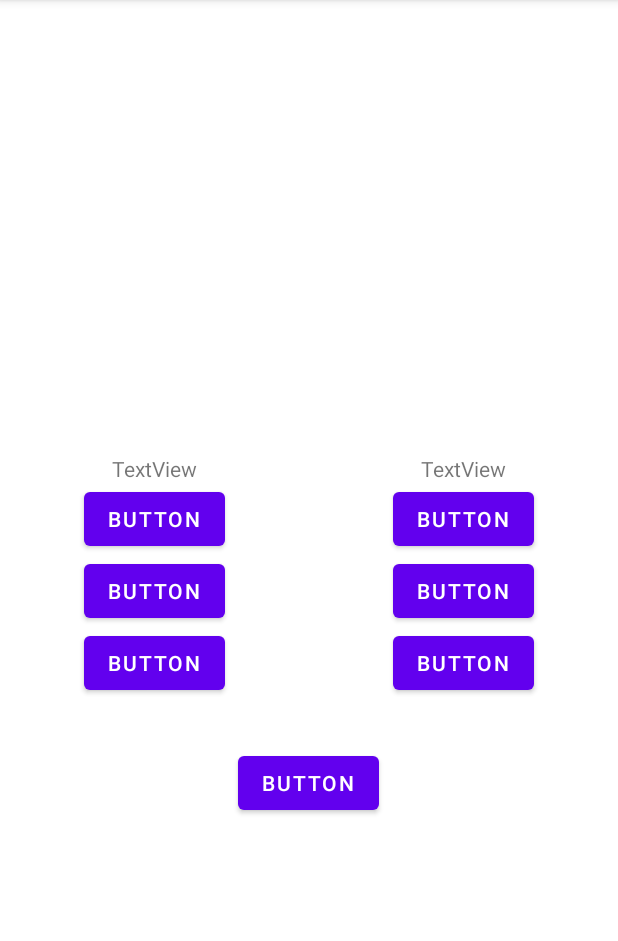
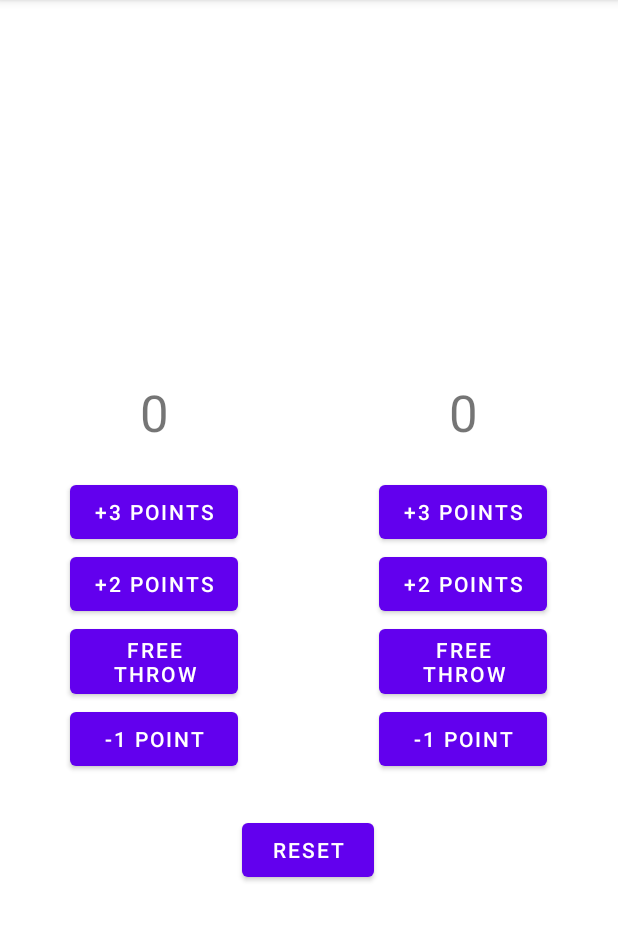
Before and after one commit to dacs30/Resource-Configuration, an Android app: the screen it shows after launch (MainActivity), on a phone screen of 412 x 824 dp, the part 84-1025 px from its top. Run offline under Robolectric (Android 15) with nearby library versions, the phone set to English and light mode, and no system bars.

```diff
--- a/app/build.gradle
+++ b/app/build.gradle
@@ -5,6 +5,10 @@ plugins {
 
 android {
     compileSdk 32
+
+    buildFeatures {
+        viewBinding = true
+    }
 
     defaultConfig {
         applicationId "com.example.resourceconfiguration"
--- a/app/src/main/java/com/example/resourceconfiguration/MainActivity.kt
+++ b/app/src/main/java/com/example/resourceconfiguration/MainActivity.kt
@@ -2,10 +2,97 @@ package com.example.resourceconfiguration
 
 import androidx.appcompat.app.AppCompatActivity
 import android.os.Bundle
+import android.widget.Button
+import android.widget.TextView
 
 class MainActivity : AppCompatActivity() {
+
+    private lateinit var scoreTeamOne: TextView
+    private lateinit var scoreTeamTwo: TextView
+
+    private lateinit var addThreePointsTeamOne: Button
+    private lateinit var addTwoPointsTeamOne: Button
+    private lateinit var addOnePointTeamOne: Button
+    private lateinit var removeOnePointTeamOne: Button
+
+    private lateinit var addThreePointsTeamTwo: Button
+    private lateinit var addTwoPointsTeamTwo: Button
+    private lateinit var addOnePointTeamTwo: Button
+    private lateinit var removeOnePointTeamTwo: Button
+
+    private lateinit var resetBoth: Button
+
     override fun onCreate(savedInstanceState: Bundle?) {
         super.onCreate(savedInstanceState)
         setContentView(R.layout.activity_main)
+
+        scoreTeamOne = findViewById(R.id.scoreTeamOne)
+        scoreTeamTwo = findViewById(R.id.scoreTeamTwo)
+
+        scoreTeamOne.setText("0")
+        scoreTeamTwo.setText("0")
+
+        addThreePointsTeamOne = findViewById(R.id.addThreePointsTeamOne)
+        addThreePointsTeamTwo = findViewById(R.id.addThreePointsTeamTwo)
+
+        addTwoPointsTeamOne = findViewById(R.id.addTwoPointsTeamOne)
+        addTwoPointsTeamTwo = findViewById(R.id.addTwoPointsTeamTwo)
+
+        addOnePointTeamOne = findViewById(R.id.addOnePointTeamOne)
+        addOnePointTeamTwo = findViewById(R.id.addOnePointTeamTwo)
+
+        removeOnePointTeamOne = findViewById(R.id.removeOnePointTeamOne)
+        removeOnePointTeamTwo = findViewById(R.id.removeOnePointTeamTwo)
+
+        resetBoth = findViewById(R.id.resetBoth)
+
+        addThreePointsTeamOne.setOnClickListener {
+            addPointsToTeam(scoreTeamOne, 3)
+        }
+
+        addTwoPointsTeamOne.setOnClickListener {
+            addPointsToTeam(scoreTeamOne, 2)
+        }
+
+        addOnePointTeamOne.setOnClickListener {
+            addPointsToTeam(scoreTeamOne, 1)
+        }
+
+        removeOnePointTeamOne.setOnClickListener {
+            addPointsToTeam(scoreTeamOne, -1)
+        }
+
+        addThreePointsTeamTwo.setOnClickListener {
+            addPointsToTeam(scoreTeamTwo, 3)
+        }
+
+        addTwoPointsTeamTwo.setOnClickListener {
+            addPointsToTeam(scoreTeamTwo, 2)
+        }
+
+        addOnePointTeamTwo.setOnClickListener {
+            addPointsToTeam(scoreTeamTwo, 1)
+        }
+
+        removeOnePointTeamTwo.setOnClickListener {
+            addPointsToTeam(scoreTeamTwo, -1)
+        }
+
+        resetBoth.setOnClickListener {
+            resetCount(scoreTeamOne, scoreTeamTwo)
+        }
     }
+
+    private fun addPointsToTeam(textView: TextView, pointsToAdd: Int){
+        var newScore: Int
+        var currentScore: Int = textView.text.toString().toInt()
+        newScore = currentScore + pointsToAdd
+        textView.text = newScore.toString()
+    }
+
+    private fun resetCount(textView: TextView, textView2: TextView){
+        textView.text = "0"
+        textView2.text = "0"
+    }
+
 }
--- a/app/src/main/res/layout/activity_main.xml
+++ b/app/src/main/res/layout/activity_main.xml
@@ -23,29 +23,37 @@
             android:orientation="vertical">
 
             <TextView
-                android:id="@+id/textView"
+                android:id="@+id/scoreTeamOne"
                 android:layout_width="match_parent"
                 android:layout_height="wrap_content"
+                android:layout_marginBottom="20sp"
                 android:text="TextView"
-                android:textAlignment="center" />
+                android:textAlignment="center"
+                android:textSize="34sp" />
 
             <Button
-                android:id="@+id/button"
-                android:layout_width="wrap_content"
+                android:id="@+id/addThreePointsTeamOne"
+                android:layout_width="112dp"
                 android:layout_height="wrap_content"
-                android:text="Button" />
+                android:text="+3 Points" />
 
             <Button
-                android:id="@+id/button3"
-                android:layout_width="wrap_content"
+                android:id="@+id/addTwoPointsTeamOne"
+                android:layout_width="112dp"
                 android:layout_height="wrap_content"
-                android:text="Button" />
+                android:text="+2 Points" />
 
             <Button
-                android:id="@+id/button4"
-                android:layout_width="wrap_content"
+                android:id="@+id/addOnePointTeamOne"
+                android:layout_width="112dp"
                 android:layout_height="wrap_content"
-                android:text="Button" />
+                android:text="Free Throw" />
+
+            <Button
+                android:id="@+id/removeOnePointTeamOne"
+                android:layout_width="112dp"
+                android:layout_height="wrap_content"
+                android:text="-1 Point" />
         </LinearLayout>
 
         <LinearLayout
@@ -56,39 +64,48 @@
             android:orientation="vertical">
 
             <TextView
-                android:id="@+id/textView2"
+                android:id="@+id/scoreTeamTwo"
                 android:layout_width="match_parent"
                 android:layout_height="wrap_content"
+                android:layout_marginBottom="20sp"
                 android:text="TextView"
-                android:textAlignment="center" />
+                android:textAlignment="center"
+                android:textSize="34sp" />
 
             <Button
-                android:id="@+id/button2"
-                android:layout_width="wrap_content"
+                android:id="@+id/addThreePointsTeamTwo"
+                android:layout_width="112dp"
                 android:layout_height="wrap_content"
-                android:text="Button" />
+                android:text="+3 Points" />
 
             <Button
-                android:id="@+id/button5"
-                android:layout_width="wrap_content"
+                android:id="@+id/addTwoPointsTeamTwo"
+                android:layout_width="112dp"
                 android:layout_height="wrap_content"
-                android:text="Button" />
+                android:text="+2 Points" />
 
             <Button
-                android:id="@+id/button6"
-                android:layout_width="wrap_content"
+                android:id="@+id/addOnePointTeamTwo"
+                android:layout_width="112dp"
                 android:layout_height="wrap_content"
-                android:text="Button" />
+                android:text="Free Throw" />
+
+            <Button
+                android:id="@+id/removeOnePointTeamTwo"
+                android:layout_width="112dp"
+                android:layout_height="wrap_content"
+                android:layout_weight="0.45"
+                android:text="-1 Point" />
         </LinearLayout>
 
     </LinearLayout>
 
     <Button
-        android:id="@+id/button7"
+        android:id="@+id/resetBoth"
         android:layout_width="wrap_content"
         android:layout_height="wrap_content"
         android:layout_weight="0.45"
-        android:text="Button"
+        android:text="reset"
         app:layout_constraintBottom_toBottomOf="parent"
         app:layout_constraintEnd_toEndOf="parent"
         app:layout_constraintHorizontal_bias="0.498"
```
